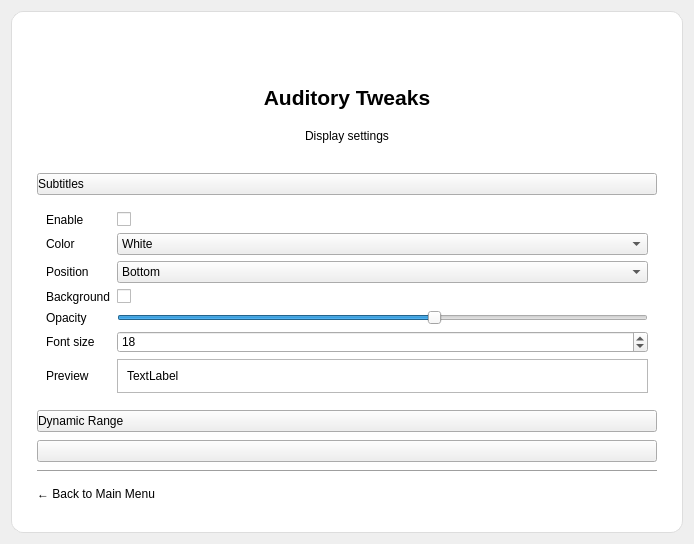
The window that ui files/eg_audio_settings.ui (brettrjh/enable-games-local) describes before a commit, drawn with Qt 5.
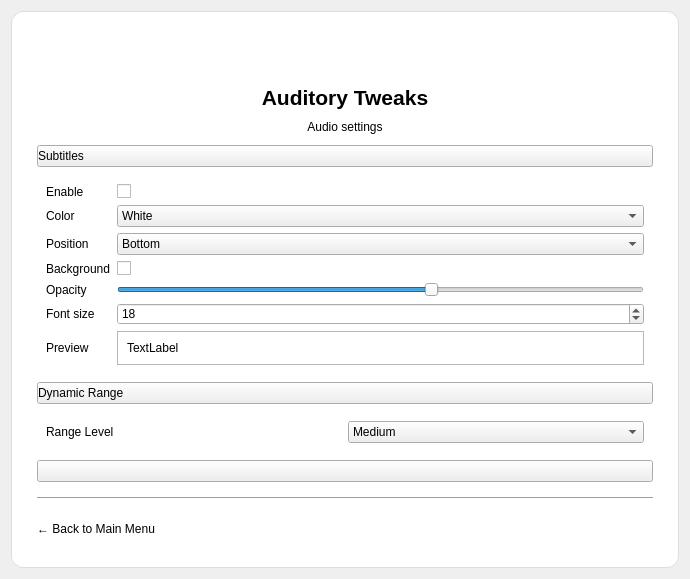
The same window after the commit. Icons and pictures are not drawn.

Diff of the .ui file:
```diff
--- a/ui files/eg_audio_settings.ui
+++ b/ui files/eg_audio_settings.ui
@@ -6,8 +6,8 @@
    <rect>
     <x>0</x>
     <y>0</y>
-    <width>694</width>
-    <height>544</height>
+    <width>690</width>
+    <height>579</height>
    </rect>
   </property>
   <property name="windowTitle">
@@ -50,7 +50,7 @@
           <property name="bottomMargin">
            <number>16</number>
           </property>
-          <item alignment="Qt::AlignHCenter">
+          <item alignment="Qt::AlignHCenter|Qt::AlignVCenter">
            <widget class="QLabel" name="iconLabel">
             <property name="minimumSize">
              <size>
@@ -84,7 +84,7 @@
             </property>
            </widget>
           </item>
-          <item>
+          <item alignment="Qt::AlignVCenter">
            <widget class="QLabel" name="titleLabel">
             <property name="maximumSize">
              <size>
@@ -106,7 +106,7 @@
             </property>
            </widget>
           </item>
-          <item>
+          <item alignment="Qt::AlignVCenter">
            <widget class="QLabel" name="subtitleLabel">
             <property name="maximumSize">
              <size>
@@ -115,7 +115,7 @@
              </size>
             </property>
             <property name="text">
-             <string>Display settings</string>
+             <string>Audio settings</string>
             </property>
             <property name="alignment">
              <set>Qt::AlignHCenter|Qt::AlignTop</set>
@@ -150,7 +150,7 @@
             </property>
            </widget>
           </item>
-          <item>
+          <item alignment="Qt::AlignVCenter">
            <widget class="QWidget" name="subtitleOptions" native="true">
             <property name="enabled">
              <bool>true</bool>
@@ -328,7 +328,7 @@
             </layout>
            </widget>
           </item>
-          <item>
+          <item alignment="Qt::AlignVCenter">
            <widget class="QPushButton" name="btnDynRange">
             <property name="styleSheet">
              <string notr="true">QPushButton{
@@ -342,7 +342,43 @@
             </property>
            </widget>
           </item>
-          <item>
+          <item alignment="Qt::AlignVCenter">
+           <widget class="QWidget" name="dynrangeOptions" native="true">
+            <layout class="QGridLayout" name="drOptions">
+             <item row="0" column="0">
+              <layout class="QGridLayout" name="gridLayout_5">
+               <item row="3" column="0">
+                <widget class="QLabel" name="enableDR">
+                 <property name="text">
+                  <string>Range Level</string>
+                 </property>
+                </widget>
+               </item>
+               <item row="3" column="1">
+                <widget class="QComboBox" name="cmbRange">
+                 <item>
+                  <property name="text">
+                   <string>Medium</string>
+                  </property>
+                 </item>
+                 <item>
+                  <property name="text">
+                   <string>Low (Compressed)</string>
+                  </property>
+                 </item>
+                 <item>
+                  <property name="text">
+                   <string>High (Wide)</string>
+                  </property>
+                 </item>
+                </widget>
+               </item>
+              </layout>
+             </item>
+            </layout>
+           </widget>
+          </item>
+          <item alignment="Qt::AlignVCenter">
            <widget class="QPushButton" name="btnEmpty">
             <property name="styleSheet">
              <string notr="true">QPushButton{
@@ -356,7 +392,7 @@
             </property>
            </widget>
           </item>
-          <item>
+          <item alignment="Qt::AlignVCenter">
            <widget class="QFrame" name="frame">
             <property name="frameShape">
              <enum>QFrame::HLine</enum>
@@ -366,7 +402,7 @@
             </property>
            </widget>
           </item>
-          <item alignment="Qt::AlignLeft">
+          <item alignment="Qt::AlignVCenter">
            <widget class="QPushButton" name="btnBack">
             <property name="enabled">
              <bool>true</bool>
```
Left out of the diff: 4 changed lines with no effect on the pictures.
